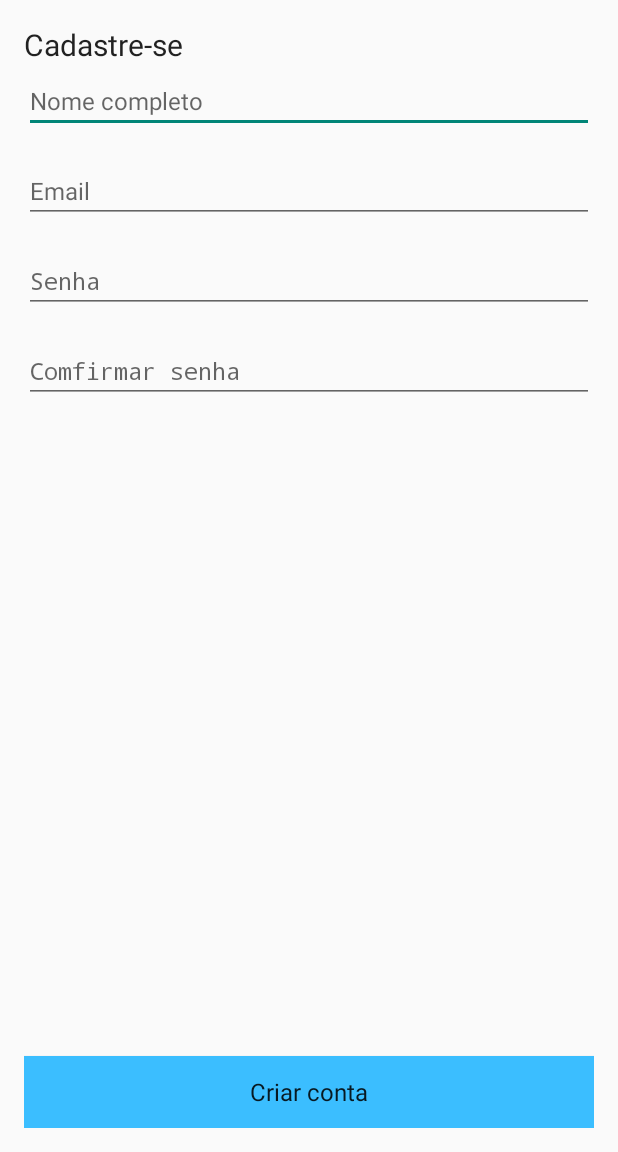
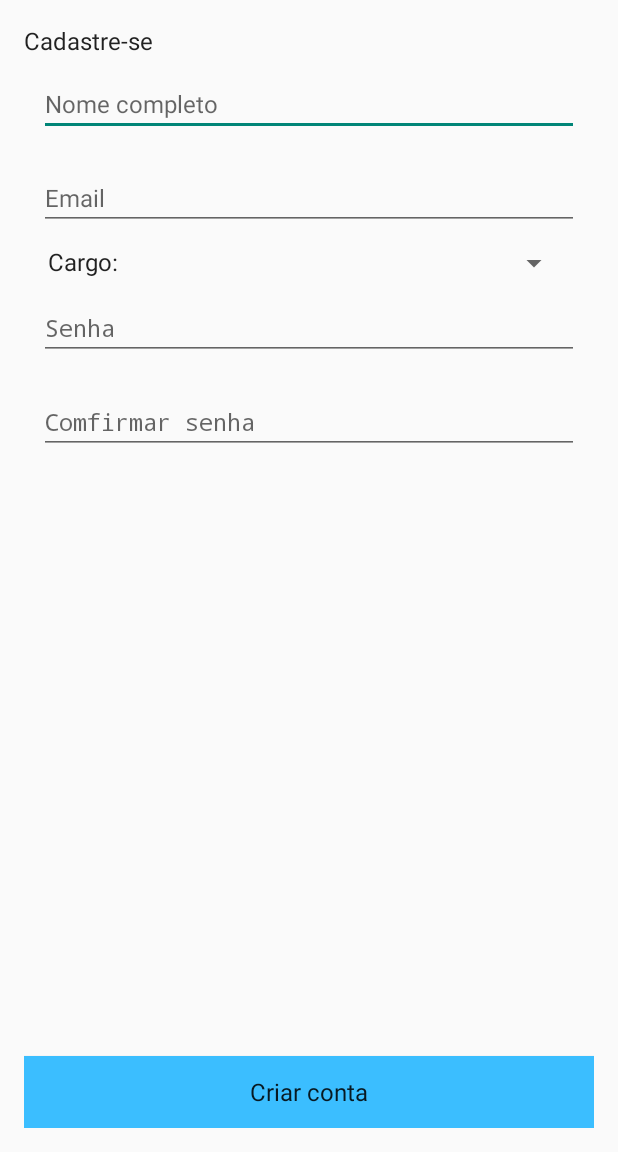
Before and after one commit to EduardoPetrini/andro-test, an Android app: the layout activity_cadastro.xml on its own in the app's theme, with its tools: preview values and no code run, on a phone screen of 412 x 824 dp, the part 84-1236 px from its top. Run offline under Robolectric (Android 15) with nearby library versions, the phone set to English and light mode, and no system bars.

Commit message:
Spinner na tela de cadastro

```diff
--- a/AndroTest/app/src/main/java/br/com/androtest/CadastroActivity.java
+++ b/AndroTest/app/src/main/java/br/com/androtest/CadastroActivity.java
@@ -13,6 +13,8 @@ import android.view.Menu;
 import android.view.MenuItem;
 import android.view.ViewGroup;
 import android.view.WindowManager;
+import android.widget.ArrayAdapter;
+import android.widget.Spinner;
 
 import uk.co.chrisjenx.calligraphy.CalligraphyConfig;
 import uk.co.chrisjenx.calligraphy.CalligraphyContextWrapper;
@@ -55,6 +57,16 @@ public class CadastroActivity extends Activity {
 
         Intent intent= getIntent();
 
+        //inserir opções no Spinner
+        Spinner spinner= (Spinner)findViewById(R.id.spinnerCargo);
+        ArrayAdapter<CharSequence> adapter=ArrayAdapter.createFromResource(this,R.array.cargo,android.R.layout.simple_spinner_item);
+        adapter.setDropDownViewResource(android.R.layout.simple_spinner_dropdown_item);
+        spinner.setPrompt("Selecione Seu Cargo");
+        spinner.setAdapter(adapter);
+
+        //pega a opção escolhida no Spinner (TESTAR)
+        String cargoSelecionado=spinner.getSelectedItem().toString();
+
     }
 
     @Override
--- a/AndroTest/app/src/main/res/layout/activity_cadastro.xml
+++ b/AndroTest/app/src/main/res/layout/activity_cadastro.xml
@@ -7,15 +7,15 @@
     android:paddingRight="@dimen/activity_horizontal_margin"
     android:paddingTop="@dimen/activity_vertical_margin"
     android:paddingBottom="@dimen/activity_vertical_margin"
-    tools:context=".CadastroActivity"
-    tools:ignore="MissingPrefix">
+    tools:context=".CadastroActivity">
 
      <TextView
         android:id="@+id/headText"
         android:layout_width="match_parent"
         android:layout_height="wrap_content"
+        android:layout_alignParentTop="true"
+        android:layout_alignParentStart="true"
         android:text="@string/head_cadastro"
-        android:textSize="20dp"
         android:textAppearance="@style/comforttaFont"
         />
 
@@ -23,24 +23,56 @@
         android:id="@+id/inputNome"
         android:layout_width="match_parent"
         android:layout_height="wrap_content"
+        android:layout_below="@+id/headText"
+        android:layout_alignParentStart="true"
+        android:layout_margin="10dp"
         android:hint="@string/complet_name"
-        android:layout_marginTop="30dp"
         android:textAppearance="@style/comforttaFont"/>
 
     <EditText
         android:id="@+id/inputEmail"
         android:layout_width="match_parent"
         android:layout_height="wrap_content"
+        android:layout_below="@+id/inputNome"
+        android:layout_alignParentStart="true"
+        android:layout_margin="10dp"
         android:hint="@string/email"
-        android:layout_marginTop="90dp"
         android:textAppearance="@style/comforttaFont"/>
+
+    <LinearLayout
+        android:id="@+id/linerLayoutCargo"
+        android:layout_width="match_parent"
+        android:layout_height="wrap_content"
+        android:paddingLeft="@dimen/activity_horizontal_margin"
+        android:paddingRight="@dimen/activity_horizontal_margin"
+        android:orientation="horizontal"
+        android:layout_below="@+id/inputEmail">
+
+        <TextView
+            android:id="@+id/textViewCargo"
+            android:layout_width="wrap_content"
+            android:layout_height="wrap_content"
+            android:layout_alignParentStart="true"
+            android:text="@string/cargo"
+            android:textAppearance="@style/comforttaFont"/>
+
+        <Spinner
+            android:id="@+id/spinnerCargo"
+            android:layout_width="match_parent"
+            android:layout_height="wrap_content"
+            android:prompt="@string/escolher_cargo"
+            android:textAppearance="@style/comforttaFont"/>
+
+    </LinearLayout>
 
     <EditText
         android:id="@+id/inputSenha"
         android:layout_width="match_parent"
         android:layout_height="wrap_content"
+        android:layout_below="@+id/linerLayoutCargo"
+        android:layout_alignParentStart="true"
+        android:layout_margin="10dp"
         android:hint="@string/password"
-        android:layout_marginTop="150dp"
         android:password="true"
         android:textAppearance="@style/comforttaFont"/>
 
@@ -49,7 +81,9 @@
         android:layout_width="match_parent"
         android:layout_height="wrap_content"
         android:hint="@string/confirm_password"
-        android:layout_marginTop="210dp"
+        android:layout_below="@+id/inputSenha"
+        android:layout_alignParentStart="true"
+        android:layout_margin="10dp"
         android:password="true"
         android:textAppearance="@style/comforttaFont"/>
 
--- a/AndroTest/app/src/main/res/layout/activity_login.xml
+++ b/AndroTest/app/src/main/res/layout/activity_login.xml
@@ -7,13 +7,7 @@
     android:paddingRight="@dimen/activity_horizontal_margin"
     android:paddingTop="@dimen/activity_vertical_margin"
     android:paddingBottom="@dimen/activity_vertical_margin"
-    tools:context=".LoginActivity"
-    tools:ignore="MissingPrefix">
-
-
-    <!-- The primary full-screen view. This can be replaced with whatever view
-         is needed to present your content, e.g. VideoView, SurfaceView,
-         TextureView, etc. -->
+    tools:context=".LoginActivity">
 
     <EditText
         android:id="@+id/user_email"
--- a/AndroTest/app/src/main/res/values/strings.xml
+++ b/AndroTest/app/src/main/res/values/strings.xml
@@ -16,4 +16,14 @@
     <string name="textView_cadastrar">Cadastre-se</string>
     <string name="dummy_button">Dummy Button</string>
     <string name="dummy_content">DUMMY\nCONTENT</string>
+
+    <string name="cargo">Cargo:</string>
+    <string name="escolher_cargo">Escolha Seu Cargo</string>
+    <string-array name="cargo">
+        <item>Autorizador</item>
+        <item>Motorista</item>
+        <item>Solicitante</item>
+        <item>Transportador</item>
+    </string-array>
+
 </resources>
```
Also changed, not shown: 1 other file.
